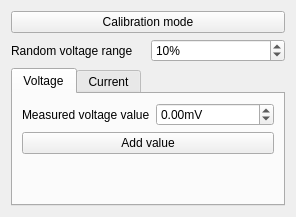
Qt form software/voltamp/src/calibration_wnd.ui (z80/voltamper) before a commit.
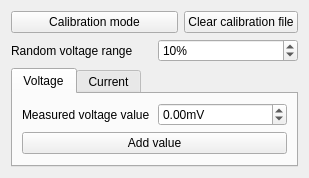
The same form after that commit.

What changed in the file:
```diff
--- a/software/voltamp/src/calibration_wnd.ui
+++ b/software/voltamp/src/calibration_wnd.ui
@@ -6,8 +6,8 @@
    <rect>
     <x>0</x>
     <y>0</y>
-    <width>296</width>
-    <height>217</height>
+    <width>309</width>
+    <height>177</height>
    </rect>
   </property>
   <property name="windowTitle">
@@ -18,6 +18,8 @@
   </property>
   <layout class="QVBoxLayout" name="verticalLayout">
    <item>
+    <layout class="QHBoxLayout" name="horizontalLayout_2" stretch="2,1">
+     <item>
     <widget class="QPushButton" name="mode">
      <property name="text">
       <string>Calibration mode</string>
@@ -26,6 +28,15 @@
       <bool>true</bool>
      </property>
     </widget>
+     </item>
+     <item>
+      <widget class="QPushButton" name="clearFileBtn">
+       <property name="text">
+        <string>Clear calibration file</string>
+       </property>
+      </widget>
+     </item>
+    </layout>
    </item>
    <item>
     <layout class="QHBoxLayout" name="horizontalLayout">
```
Lines whose indentation alone changed are shown as unchanged.
